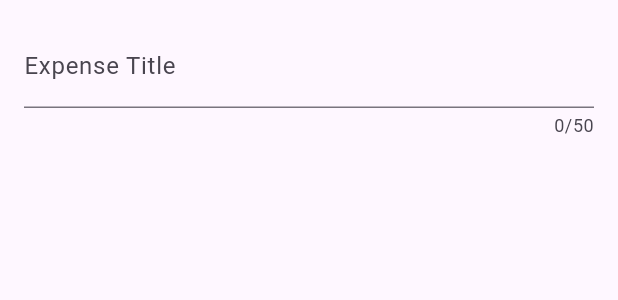
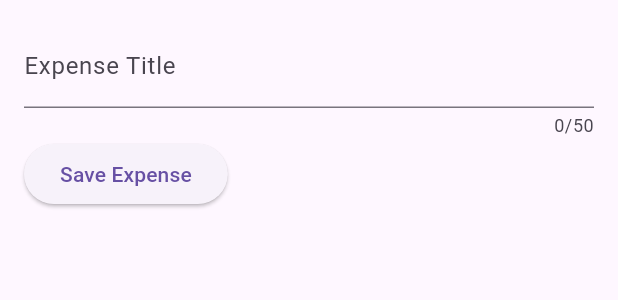
Before and after one commit to eacardenase/flutter-expense-tracker, a Flutter app: the NewExpense widget shown alone on an empty page, opened directly, on a phone screen of 412 x 824 dp. Shown: the top 300 px of the screen. Run offline on Flutter 3.47's test engine with Material 2 defaults, Android fonts, the phone set to English and light mode, and no system bars.

Commit message:
feat: add save expense button and text field on change handler

```diff
--- a/lib/widgets/new_expense.dart
+++ b/lib/widgets/new_expense.dart
@@ -10,21 +10,40 @@ class NewExpense extends StatefulWidget {
 }
 
 class _NewExpenseState extends State<NewExpense> {
+  var _enteredTitle = '';
+
+  void _saveTitleInput(String inputValue) {
+    _enteredTitle = inputValue;
+  }
+
   @override
   Widget build(BuildContext context) {
-    return const Padding(
-      padding: EdgeInsets.all(16),
+    return Padding(
+      padding: const EdgeInsets.all(16),
       child: Column(
         children: [
           TextField(
+            onChanged: _saveTitleInput,
             maxLength: 50,
             keyboardType: TextInputType.text,
-            decoration: InputDecoration(
+            decoration: const InputDecoration(
               label: Text(
                 'Expense Title',
               ),
             ),
           ),
+          Row(
+            children: [
+              ElevatedButton(
+                onPressed: () {
+                  print(_enteredTitle);
+                },
+                child: const Text(
+                  'Save Expense',
+                ),
+              )
+            ],
+          )
         ],
       ),
     );
```
